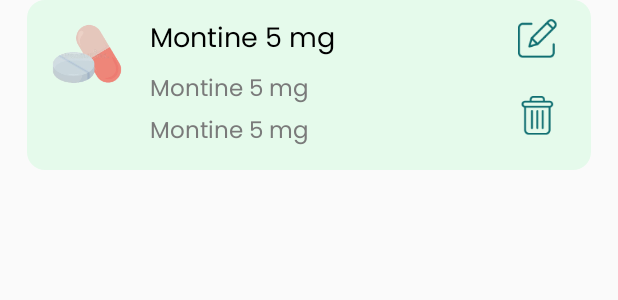
After one commit to mahfuj-ahmed-jim/Medicine-Apps, an Android app: the layout recyclerview_medicine.xml on its own in the app's theme, with its tools: preview values and no code run, on a phone screen of 412 x 824 dp. The commit adds this screen. Shown: the top 300 px of the screen. Run offline under Robolectric (Android 15) with nearby library versions, the phone set to English and light mode, and no system bars.

Commit message:
Medicine Fragment

```diff
--- /dev/null
+++ b/app/src/main/res/layout/recyclerview_medicine.xml
@@ -0,0 +1,134 @@
+<?xml version="1.0" encoding="utf-8"?>
+<androidx.constraintlayout.widget.ConstraintLayout
+    xmlns:android="http://schemas.android.com/apk/res/android"
+    xmlns:app="http://schemas.android.com/apk/res-auto"
+    xmlns:tools="http://schemas.android.com/tools"
+    android:layout_marginHorizontal="18dp"
+    android:layout_marginBottom="20dp"
+    android:layout_width="match_parent"
+    android:layout_height="wrap_content">
+
+
+    <androidx.cardview.widget.CardView
+        android:layout_width="match_parent"
+        android:layout_height="wrap_content"
+        android:outlineAmbientShadowColor="@android:color/transparent"
+        android:outlineSpotShadowColor="@android:color/transparent"
+        app:cardCornerRadius="12dp"
+        app:layout_constraintBottom_toBottomOf="parent"
+        app:layout_constraintTop_toTopOf="parent">
+
+        <androidx.constraintlayout.widget.ConstraintLayout
+            android:id="@+id/constraintLayout_background"
+            android:layout_width="match_parent"
+            android:layout_height="wrap_content"
+            android:background="@color/card_green"
+            android:paddingVertical="12dp">
+
+            <androidx.constraintlayout.widget.Guideline
+                android:id="@+id/guideline1"
+                android:layout_width="wrap_content"
+                android:layout_height="wrap_content"
+                android:orientation="vertical"
+                app:layout_constraintGuide_percent="0.0" />
+
+            <androidx.constraintlayout.widget.Guideline
+                android:id="@+id/guideline2"
+                android:layout_width="wrap_content"
+                android:layout_height="wrap_content"
+                android:orientation="vertical"
+                app:layout_constraintGuide_percent="0.94" />
+
+            <ImageView
+                android:id="@+id/imageView2"
+                android:layout_marginLeft="16dp"
+                android:layout_width="48dp"
+                android:layout_height="48dp"
+                android:src="@drawable/icon_tablet"
+                app:layout_constraintStart_toStartOf="@+id/guideline1"
+                app:layout_constraintTop_toTopOf="parent">
+
+            </ImageView>
+
+            <LinearLayout
+                android:layout_width="0dp"
+                android:layout_height="wrap_content"
+                android:orientation="vertical"
+                android:paddingHorizontal="18dp"
+                app:layout_constraintBottom_toBottomOf="parent"
+                app:layout_constraintEnd_toStartOf="@+id/linearLayout"
+                app:layout_constraintStart_toEndOf="@+id/imageView2"
+                app:layout_constraintTop_toTopOf="parent">
+
+                <TextView
+                    android:id="@+id/textViewId_medicineName"
+                    android:layout_width="wrap_content"
+                    android:layout_height="wrap_content"
+                    android:fontFamily="@font/poppins_regular"
+                    android:text="Montine 5 mg"
+                    android:textColor="@color/lightModeText_color"
+                    android:textSize="18dp">
+
+                </TextView>
+
+                <TextView
+                    android:id="@+id/textView_description"
+                    android:layout_width="wrap_content"
+                    android:layout_height="wrap_content"
+                    android:layout_marginTop="5dp"
+                    android:fontFamily="@font/poppins_regular"
+                    android:text="Montine 5 mg"
+                    android:textColor="@color/lightModeSecondText_color"
+                    android:textSize="15dp">
+
+                </TextView>
+
+                <TextView
+                    android:id="@+id/textView_dailyTime"
+                    android:layout_width="wrap_content"
+                    android:layout_height="wrap_content"
+                    android:layout_marginTop="2dp"
+                    android:fontFamily="@font/poppins_regular"
+                    android:text="Montine 5 mg"
+                    android:textColor="@color/lightModeSecondText_color"
+                    android:textSize="15dp">
+
+                </TextView>
+
+            </LinearLayout>
+
+            <LinearLayout
+                android:id="@+id/linearLayout"
+                android:layout_width="wrap_content"
+                android:layout_height="wrap_content"
+                android:gravity="center"
+                android:orientation="vertical"
+                app:layout_constraintBottom_toBottomOf="parent"
+                app:layout_constraintEnd_toStartOf="@+id/guideline2"
+                app:layout_constraintTop_toTopOf="parent"
+                app:layout_constraintVertical_bias="0.055">
+
+                <Button
+                    android:id="@+id/button_edit"
+                    android:layout_width="26dp"
+                    android:layout_height="26dp"
+                    android:background="@drawable/edit">
+
+                </Button>
+
+                <Button
+                    android:id="@+id/button_delete"
+                    android:layout_width="26dp"
+                    android:layout_height="26dp"
+                    android:layout_marginTop="25dp"
+                    android:background="@drawable/delete">
+
+                </Button>
+
+            </LinearLayout>
+
+        </androidx.constraintlayout.widget.ConstraintLayout>
+
+    </androidx.cardview.widget.CardView>
+
+</androidx.constraintlayout.widget.ConstraintLayout>
--- a/app/src/main/res/values-night/themes.xml
+++ b/app/src/main/res/values-night/themes.xml
@@ -50,13 +50,13 @@
 
     <style name="NegativeButtonStyle" parent="Widget.MaterialComponents.Button.TextButton.Dialog">
         <item name="android:textColor">@color/black</item>
-        <item name="android:textSize">25dp</item>
+        <item name="android:textSize">18dp</item>
         <item name="fontFamily">@font/poppins_regular</item>
     </style>
 
     <style name="PositiveButtonStyle" parent="Widget.MaterialComponents.Button.TextButton.Dialog">
         <item name="android:textColor">@color/black</item>
-        <item name="android:textSize">25dp</item>
+        <item name="android:textSize">18dp</item>
         <item name="fontFamily">@font/poppins_regular</item>
     </style>
 
```
Also changed, not shown: app/src/main/java/com/ai/medicinereminder/Adapter/HomeRecyclerViewAdapter.java (+0 -15 lines), app/src/main/java/com/ai/medicinereminder/Adapter/MedicineRecyclerViewAdapter.java (added, +191 -0 lines), app/src/main/java/com/ai/medicinereminder/MainActivity/MedicineFragment.java (+64 -12 lines), app/src/main/res/layout/fragment_medicine.xml (+18 -15 lines), app/src/main/res/drawable-hdpi/delete.png (added), app/src/main/res/drawable-hdpi/edit.png (added), app/src/main/res/drawable-ldpi/delete.png (added), app/src/main/res/drawable-ldpi/edit.png (added), app/src/main/res/drawable-mdpi/delete.png (added), app/src/main/res/drawable-mdpi/edit.png (added), app/src/main/res/drawable-xhdpi/delete.png (added), app/src/main/res/drawable-xhdpi/edit.png (added), app/src/main/res/drawable-xxhdpi/delete.png (added), app/src/main/res/drawable-xxhdpi/edit.png (added), 2 more files.
